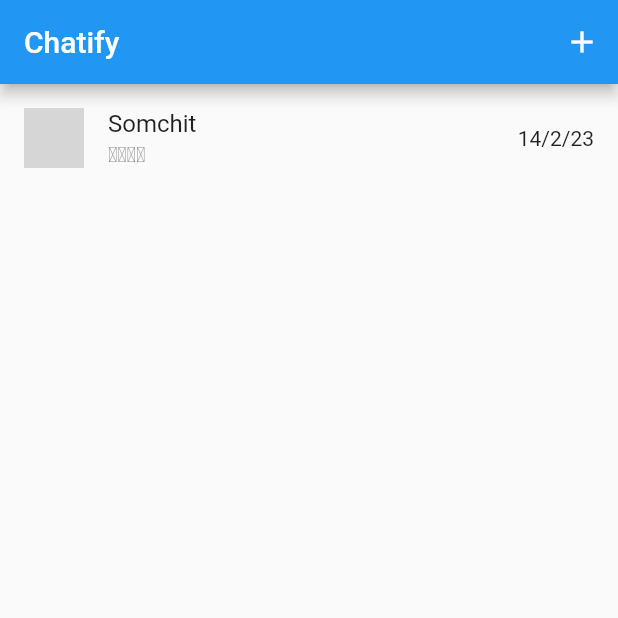
After one commit to Souliyakv/flutterConnectUDP, a Flutter app: the screen it shows after launch, on a phone screen of 412 x 824 dp, the top half of it. The commit adds this screen. Run offline on Flutter 3.47's test engine with Material 2 defaults, Android fonts, the light colour scheme and no system bars; our stand-ins replace image_picker, percent_indicator; missing offline and left inert: tcp_socket_connection, udp; network calls fail; grey boxes are pictures that could not be loaded.

Commit message:
add chatPage

```diff
--- a/lib/main.dart
+++ b/lib/main.dart
@@ -1,3 +1,4 @@
+import 'package:demoudp/page/chatPage.dart';
 import 'package:demoudp/page/homepageUDP.dart';
 import 'package:demoudp/page/myhomepage.dart';
 import 'package:flutter/material.dart';
@@ -14,7 +15,7 @@
     return MaterialApp(
       debugShowCheckedModeBanner: false,
       theme: ThemeData(primarySwatch: Colors.blue),
-      home: CreateUDP(),
+      home: ChatsPage(),
     );
   }
 }
--- /dev/null
+++ b/lib/page/chatPage.dart
@@ -0,0 +1,42 @@
+import 'package:flutter/material.dart';
+import 'package:flutter/src/widgets/container.dart';
+import 'package:flutter/src/widgets/framework.dart';
+
+class ChatsPage extends StatefulWidget {
+  const ChatsPage({super.key});
+
+  @override
+  State<ChatsPage> createState() => _ChatsPageState();
+}
+
+class _ChatsPageState extends State<ChatsPage> {
+  @override
+  Widget build(BuildContext context) {
+    return Scaffold(
+      appBar: AppBar(
+        title: Text("Chatify"),
+        actions: [IconButton(onPressed: () {}, icon: Icon(Icons.add))],
+      ),
+      body: ListView.builder(
+        itemCount: 1,
+        itemBuilder: (context, index) {
+          return ListTile(
+            title: Text("Somchit"),
+            subtitle: Text("ໂດຍຍ"),
+            trailing: Text("14/2/23"),
+            leading: Container(
+              decoration: BoxDecoration(
+                  borderRadius: BorderRadius.circular(20),
+                  image: const DecorationImage(
+                      image: NetworkImage(
+                          "https://parade.com/.image/t_share/MTkwNTgxMzY0NzA2ODQ1ODIx/whats-world-population-jpg.jpg"),
+                      fit: BoxFit.cover)),
+              height: 40,
+              width: 40,
+            ),
+          );
+        },
+      ),
+    );
+  }
+}
--- /dev/null
+++ b/lib/page/socketserver.dart
@@ -0,0 +1,3 @@
+class SockerServer {
+
+}
```
